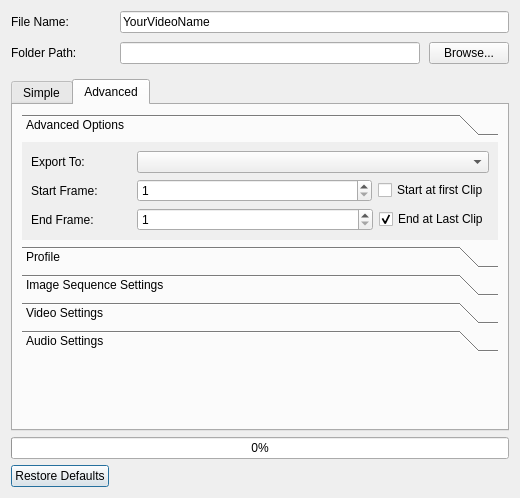
OpenShot/openshot-qt, file src/windows/ui/export.ui: the form before one commit.
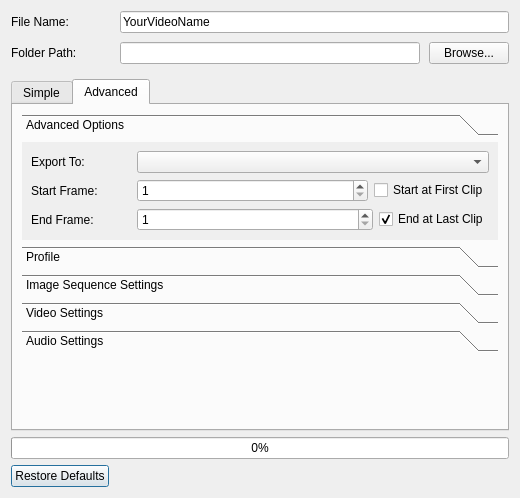
The form after the commit. The open tabs and pages were chosen to show the change. Icons and pictures are not drawn.

Commit message: Update translations for new checkboxes on Export dialog, and update Export.rst documentation.

What changed in the file:
```diff
--- a/src/windows/ui/export.ui
+++ b/src/windows/ui/export.ui
@@ -372,7 +372,7 @@
              <item>
               <widget class="QCheckBox" name="checkStartFirstClip">
                <property name="text">
-                <string>Start at first Clip</string>
+                <string>Start at First Clip</string>
                </property>
               </widget>
              </item>
```
The commit also changes 2 other files.
